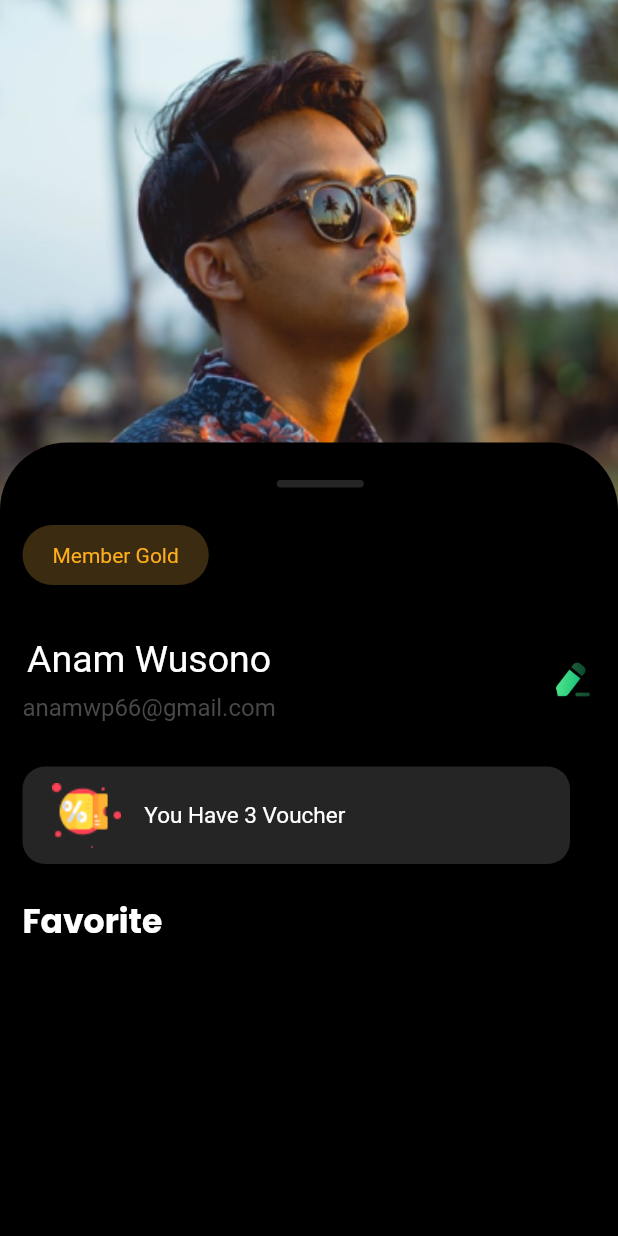
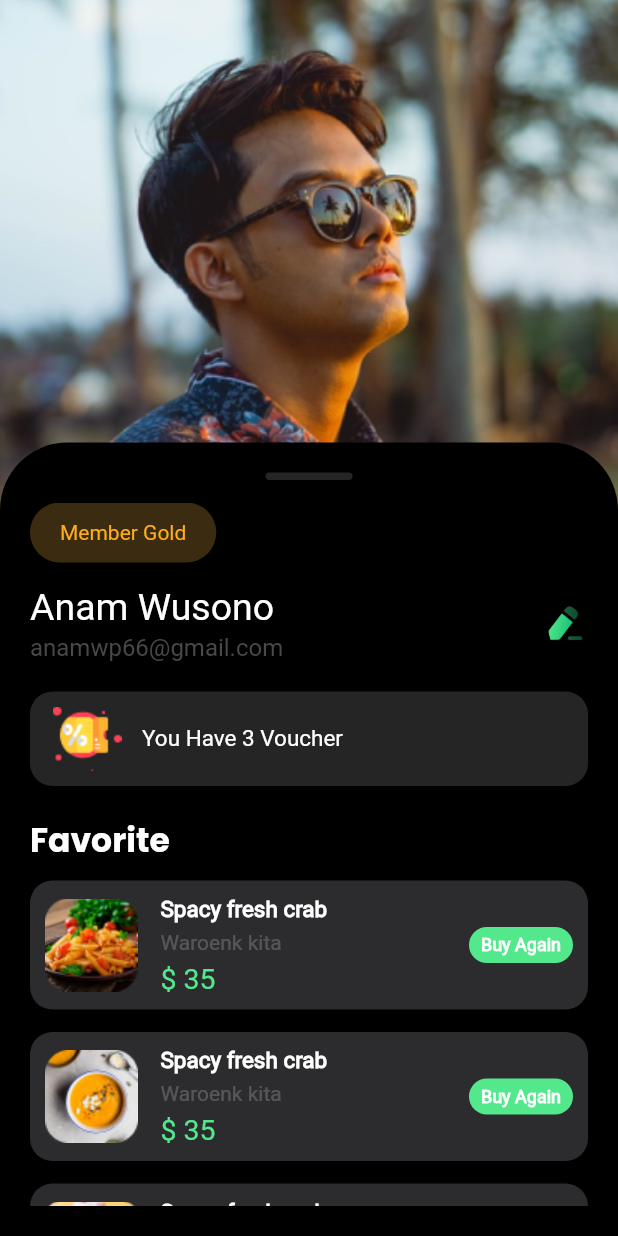
Before and after one commit to DhuliAndani/food_ninja_app, a Flutter app: the screen it shows after launch, on a phone screen of 412 x 824 dp. Run offline on Flutter 3.47's test engine with Material 2 defaults, Android fonts, the phone set to English and light mode, and no system bars; Roboto replaces fonts that are missing (BentonSans, Merriweather-Bold, Roboto-Regular).

Commit message:
dhuli
common change

```diff
--- a/lib/dhuli/profile_screen.dart
+++ b/lib/dhuli/profile_screen.dart
@@ -1,4 +1,6 @@
 import 'package:flutter/material.dart';
+
+import '../pinal/Common/pratice_common.dart';
 
 class ProfileScreen extends StatefulWidget {
   const ProfileScreen({super.key});
@@ -11,6 +13,7 @@ class _ProfileScreenScreenState extends State<ProfileScreen> {
   @override
   Widget build(BuildContext context) {
     return Scaffold(
+      backgroundColor: Colors.black,
       body: Stack(
         children: [
           Image.asset(
@@ -22,7 +25,8 @@ class _ProfileScreenScreenState extends State<ProfileScreen> {
             padding: const EdgeInsets.only(top: 295),
             child: Container(
               height: double.infinity,
-              //width: double.infinity,
+              clipBehavior: Clip.antiAlias,
+              padding: const EdgeInsets.all(20),
               decoration: const BoxDecoration(
                 color: Colors.black,
                 borderRadius: BorderRadius.only(
@@ -30,16 +34,9 @@ class _ProfileScreenScreenState extends State<ProfileScreen> {
                   topRight: Radius.circular(45),
                 ),
               ),
-              child: Padding(
-                padding: const EdgeInsets.only(left: 15),
               child: Column(
-                  crossAxisAlignment: CrossAxisAlignment.start,
                 children: [
-                    Padding(
-                      padding: const EdgeInsets.all(25),
-                      child: Align(
-                        alignment: Alignment.center,
-                        child: Container(
+                  Container(
                     height: 5,
                     width: 58,
                     decoration: BoxDecoration(
@@ -47,13 +44,15 @@ class _ProfileScreenScreenState extends State<ProfileScreen> {
                       borderRadius: BorderRadius.circular(10),
                     ),
                   ),
-                      ),
-                    ),
+                  SizedBox(height: 15),
+                  Expanded(
+                    child: SingleChildScrollView(
+                      child: Column(
+                        crossAxisAlignment: CrossAxisAlignment.start,
+                        children: [
                           Container(
                             padding: const EdgeInsets.symmetric(
                                 horizontal: 20, vertical: 12),
-                      // height: 44,
-                      //width: 150,
                             decoration: const BoxDecoration(
                               color: Color(0xFF3A2B11),
                               borderRadius: BorderRadius.all(
@@ -68,12 +67,12 @@ class _ProfileScreenScreenState extends State<ProfileScreen> {
                               ),
                             ),
                           ),
-                    Padding(
-                      padding: const EdgeInsets.only(bottom: 20, top: 35),
-                      child: Row(
+                          const SizedBox(height: 15),
+                          Row(
                             mainAxisAlignment: MainAxisAlignment.spaceBetween,
                             children: [
                               Column(
+                                crossAxisAlignment: CrossAxisAlignment.start,
                                 children: const [
                                   Text(
                                     "Anam Wusono",
@@ -84,7 +83,7 @@ class _ProfileScreenScreenState extends State<ProfileScreen> {
                                       // fontWeight: FontWeight.bold,
                                     ),
                                   ),
-                              SizedBox(height: 8),
+                                  SizedBox(height: 3),
                                   Text(
                                     "anamwp66@gmail.com",
                                     style: TextStyle(
@@ -96,21 +95,17 @@ class _ProfileScreenScreenState extends State<ProfileScreen> {
                                   ),
                                 ],
                               ),
-                          Padding(
-                            padding: const EdgeInsets.only(right: 15),
-                            child: Image.asset(
+                              Image.asset(
                                 "assets/images/Edit_Icon.png",
                                 height: 30,
                                 width: 30,
                               ),
-                          ),
                             ],
                           ),
-                    ),
-                    const SizedBox(height: 10),
+                          const SizedBox(height: 20),
                           Container(
-                      height: 65,
-                      width: 365,
+                            padding: EdgeInsets.symmetric(
+                                vertical: 10, horizontal: 15),
                             decoration: const BoxDecoration(
                               color: Color(0xFF252525),
                               borderRadius: BorderRadius.all(
@@ -118,15 +113,12 @@ class _ProfileScreenScreenState extends State<ProfileScreen> {
                               ),
                             ),
                             child: Row(
-                        // mainAxisAlignment: MainAxisAlignment.spaceBetween,
+                              crossAxisAlignment: CrossAxisAlignment.center,
                               children: [
-                          Padding(
-                            padding: const EdgeInsets.only(left: 8),
-                            child: Image.asset(
+                                Image.asset(
                                   "assets/images/Voucher_Icon.png",
-                              height: 90,
                                 ),
-                          ),
+                                SizedBox(width: 10),
                                 const Text(
                                   " You Have 3 Voucher",
                                   //textAlign: TextAlign.center,
@@ -140,7 +132,7 @@ class _ProfileScreenScreenState extends State<ProfileScreen> {
                               ],
                             ),
                           ),
-                    const SizedBox(height: 22),
+                          const SizedBox(height: 20),
                           const Text(
                             "Favorite",
                             style: TextStyle(
@@ -150,14 +142,78 @@ class _ProfileScreenScreenState extends State<ProfileScreen> {
                               fontWeight: FontWeight.bold,
                             ),
                           ),
+                          SizedBox(height: 10),
+                          PraticeCommon(
+                            image: "assets/images/P_Menu Photo.png",
+                            text: "Spacy fresh crab",
+                            countText: "Waroenk kita",
+                            ThirdText: "Buy Again",
+                            SecondText: "\$ 35",
+                          ),
+                          SizedBox(height: 15),
+                          PraticeCommon(
+                            image: "assets/images/Photo_Menu.png",
+                            text: "Spacy fresh crab",
+                            countText: "Waroenk kita",
+                            ThirdText: "Buy Again",
+                            SecondText: "\$ 35",
+                          ),
+                          SizedBox(height: 15),
+                          PraticeCommon(
+                            image: "assets/images/ice_cream.png",
+                            text: "Spacy fresh crab",
+                            countText: "Waroenk kita",
+                            ThirdText: "Buy Again",
+                            SecondText: "\$ 35",
+                          ),
                         ],
                       ),
+                    ),
+                  ),
+                ],
               ),
             ),
           ),
           // SizedBox(height: 10),
         ],
       ),
+      // bottomNavigationBar: Padding(
+      //   padding: const EdgeInsets.all(8.0),
+      //   child: Container(
+      //     height: 70,
+      //     decoration: BoxDecoration(
+      //       color: const Color(0xFF252525),
+      //       borderRadius: BorderRadius.circular(10),
+      //     ),
+      //     child: Row(
+      //       mainAxisAlignment: MainAxisAlignment.spaceEvenly,
+      //       children: [
+      //         const Image(
+      //           image: AssetImage("assets/images/Icon Home Active.png"),
+      //         ),
+      //         const Image(
+      //           image: AssetImage("assets/images/Icon Profile.png"),
+      //         ),
+      //         const Image(
+      //           image: AssetImage("assets/images/Icon Cart_1.png"),
+      //         ),
+      //         Stack(
+      //           children: const [
+      //             Image(
+      //               image: AssetImage("assets/images/Chat.png"),
+      //             ),
+      //             Padding(
+      //               padding: EdgeInsets.only(left: 15),
+      //               child: Image(
+      //                 image: AssetImage("assets/images/Ellipse 164_2.png"),
+      //               ),
+      //             ),
+      //           ],
+      //         ),
+      //       ],
+      //     ),
+      //   ),
+      // ),
     );
   }
 }
--- a/lib/pinal/Common/pratice_common.dart
+++ b/lib/pinal/Common/pratice_common.dart
@@ -5,62 +5,56 @@ class PraticeCommon extends StatelessWidget {
   final String? image;
   final String? countText;
   final String? SecondText;
+  final String? ThirdText;
   const PraticeCommon(
-      {Key? key, this.text, this.countText, this.SecondText, this.image})
+      {Key? key,
+      this.text,
+      this.countText,
+      this.SecondText,
+      this.image,
+      this.ThirdText})
       : super(key: key);
 
   @override
   Widget build(BuildContext context) {
     return Container(
-      height: 103,
-      width: 347,
+      width: double.infinity,
+      padding: EdgeInsets.all(10),
       decoration: BoxDecoration(
-        color: Color(0xFF2C2C2E),
+        color: const Color(0xFF2C2C2E),
         borderRadius: BorderRadius.circular(15),
       ),
       child: Row(
         children: [
-          SizedBox(
-            width: 10,
-          ),
           Image(
             image: AssetImage(image!),
           ),
-          SizedBox(
-            width: 15,
-          ),
+          const SizedBox(width: 15),
           Column(
             crossAxisAlignment: CrossAxisAlignment.start,
             children: [
-              SizedBox(
-                height: 15,
-              ),
               Text(
                 text!,
-                style: TextStyle(
+                style: const TextStyle(
                     color: Colors.white,
                     fontSize: 15,
                     fontWeight: FontWeight.bold,
                     fontFamily: "Merriweather-Bold"),
               ),
-              SizedBox(
-                height: 5,
-              ),
+              const SizedBox(height: 5),
               Text(
                 countText!,
-                style: TextStyle(
+                style: const TextStyle(
                   fontFamily: "Roboto-Regular",
                   fontSize: 14,
                   fontWeight: FontWeight.normal,
                   color: Color(0x33FFFFFF),
                 ),
               ),
-              SizedBox(
-                height: 10,
-              ),
+              const SizedBox(height: 5),
               Text(
                 SecondText!,
-                style: TextStyle(
+                style: const TextStyle(
                   color: Color(0xFF53E88B),
                   //  fontWeight: FontWeight.bold,
                   fontSize: 19,
@@ -69,29 +63,20 @@ class PraticeCommon extends StatelessWidget {
               ),
             ],
           ),
-          const SizedBox(
-            width: 10,
-          ),
+          Spacer(),
           Container(
-            height: 29,
-            width: 79,
+            padding: EdgeInsets.symmetric(vertical: 5, horizontal: 8),
             decoration: BoxDecoration(
-              color: Color(0xFF53E88B),
+              color: const Color(0xFF53E88B),
               borderRadius: BorderRadius.circular(17.5),
             ),
-            child: Column(
-              crossAxisAlignment: CrossAxisAlignment.center,
-              mainAxisAlignment: MainAxisAlignment.center,
-              children: [
-                Text(
-                  "Proccess",
-                  style: TextStyle(
-                      color: Colors.white,
-                      fontFamily: "Merriweather-Bold",
-                      fontSize: 12,
-                      fontWeight: FontWeight.bold),
-                ),
-              ],
+            child: Text(
+              ThirdText!,
+              style: const TextStyle(
+                  color: Colors.white,
+                  fontFamily: "Merriweather-Bold",
+                  fontSize: 12,
+                  fontWeight: FontWeight.bold),
             ),
           ),
         ],
```
Lines whose indentation alone changed are shown as unchanged.
